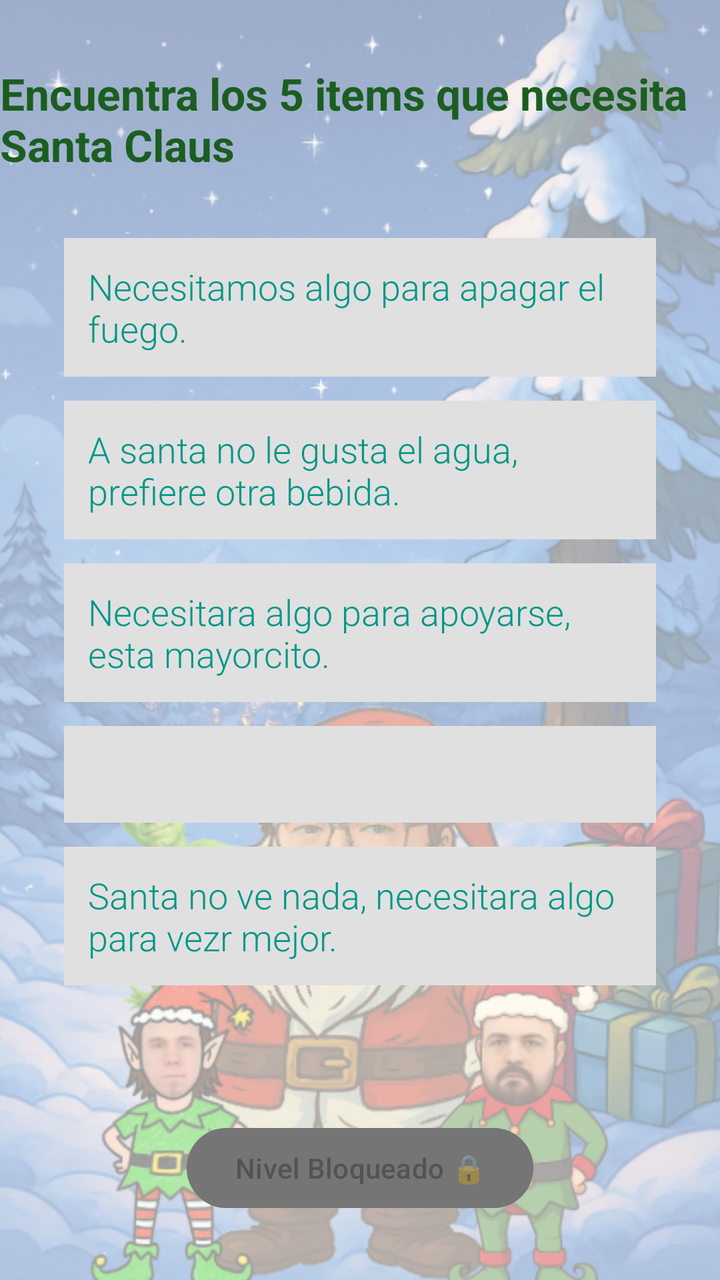
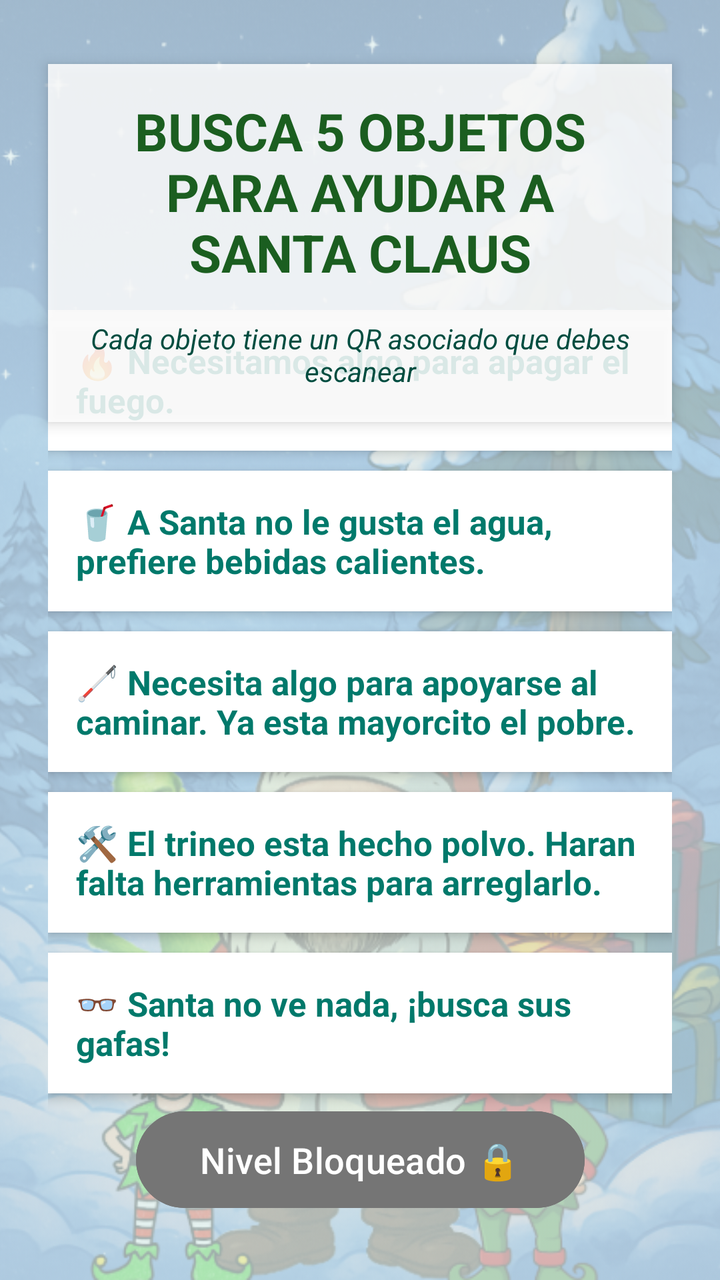

Compare the two renders of this Android layout. The source of the first and the diff that turns it into the second are given below.
<!-- AndroidManifest.xml: application theme Theme.NavidAPP_2DAM -->
<!-- res/layout/fragment_juego_qr.xml -->
<?xml version="1.0" encoding="utf-8"?>
<androidx.constraintlayout.widget.ConstraintLayout
    xmlns:android="http://schemas.android.com/apk/res/android"
    xmlns:app="http://schemas.android.com/apk/res-auto"
    android:layout_width="match_parent"
    android:layout_height="match_parent"
    android:background="#FFFFFF">

    <ImageView
        android:layout_width="match_parent"
        android:layout_height="match_parent"
        android:src="@drawable/fondo_principal"
        android:scaleType="centerCrop"
        android:alpha="0.4"/>

    <TextView
        android:id="@+id/tvTituloQR"
        android:layout_width="wrap_content"
        android:layout_height="wrap_content"
        android:text="Encuentra los 5 items que necesita Santa Claus"
        android:textSize="22sp"
        android:textStyle="bold"
        android:textColor="#1B5E20"
        android:layout_marginTop="32dp"
        app:layout_constraintTop_toTopOf="parent"
        app:layout_constraintStart_toStartOf="parent"
        app:layout_constraintEnd_toEndOf="parent"/>

    <LinearLayout
        android:layout_width="match_parent"
        android:layout_height="wrap_content"
        android:orientation="vertical"
        android:padding="32dp"
        app:layout_constraintTop_toBottomOf="@id/tvTituloQR">

        <TextView
            android:id="@+id/textViewPista1"
            android:layout_width="match_parent"
            android:layout_height="wrap_content"
            android:layout_marginBottom="12dp"
            android:background="#E0E0E0"
            android:fontFamily="sans-serif-light"
            android:padding="12dp"
            android:text="Necesitamos algo para apagar el fuego."
            android:textColor="#009688"
            android:textSize="18sp" />

        <TextView
            android:id="@+id/textViewPista2"
            android:layout_width="match_parent"
            android:layout_height="wrap_content"
            android:layout_marginBottom="12dp"
            android:background="#E0E0E0"
            android:fontFamily="sans-serif-light"
            android:padding="12dp"
            android:text="A santa no le gusta el agua, prefiere otra bebida."
            android:textColor="#009688"
            android:textSize="18sp" />

        <TextView
            android:id="@+id/textViewPista3"
            android:layout_width="match_parent"
            android:layout_height="wrap_content"
            android:layout_marginBottom="12dp"
            android:background="#E0E0E0"
            android:fontFamily="sans-serif-light"
            android:padding="12dp"
            android:text="Necesitara algo para apoyarse, esta mayorcito."
            android:textColor="#009688"
            android:textSize="18sp" />

        <TextView
            android:id="@+id/textViewPista4"
            android:layout_width="match_parent"
            android:layout_height="wrap_content"
            android:layout_marginBottom="12dp"
            android:background="#E0E0E0"
            android:fontFamily="sans-serif-light"
            android:padding="12dp"
            android:text=""
            android:textColor="#009688"
            android:textSize="18sp" />

        <TextView
            android:id="@+id/textViewPista5"
            android:layout_width="match_parent"
            android:layout_height="wrap_content"
            android:layout_marginBottom="12dp"
            android:background="#E0E0E0"
            android:fontFamily="sans-serif-light"
            android:padding="12dp"
            android:text="Santa no ve nada, necesitara algo para vezr mejor."
            android:textColor="#009688"
            android:textSize="18sp" />

    </LinearLayout>

    <Button
        android:id="@+id/buttonSiguiente"
        android:layout_width="wrap_content"
        android:layout_height="wrap_content"
        android:text="Nivel Bloqueado 🔒"
        android:backgroundTint="#757575"
        android:enabled="false"
        android:layout_marginBottom="32dp"
        app:layout_constraintBottom_toBottomOf="parent"
        app:layout_constraintStart_toStartOf="parent"
        app:layout_constraintEnd_toEndOf="parent"/>

</androidx.constraintlayout.widget.ConstraintLayout>
<!-- resources referenced by this layout -->
<resources>
  <!-- drawable fondo_principal: png bitmap (drawable, 873567 bytes) -->
  <style name="Theme.NavidAPP_2DAM" parent="Base.Theme.NavidAPP_2DAM" />
  <style name="Base.Theme.NavidAPP_2DAM" parent="Theme.Material3.DayNight.NoActionBar">
          
          
      </style>
</resources>

<!-- the commit's change to res/layout/fragment_juego_qr.xml (unified diff, before → after) -->
@@ -4,25 +4,48 @@
     xmlns:app="http://schemas.android.com/apk/res-auto"
     android:layout_width="match_parent"
     android:layout_height="match_parent"
-    android:background="#FFFFFF">
+    android:background="#E0F2F1">
 
     <ImageView
         android:layout_width="match_parent"
         android:layout_height="match_parent"
         android:src="@drawable/fondo_principal"
         android:scaleType="centerCrop"
-        android:alpha="0.4"/>
+        android:alpha="0.3"/>
 
     <TextView
         android:id="@+id/tvTituloQR"
-        android:layout_width="wrap_content"
+        android:layout_width="0dp"
         android:layout_height="wrap_content"
-        android:text="Encuentra los 5 items que necesita Santa Claus"
-        android:textSize="22sp"
+        android:text="BUSCA 5 OBJETOS PARA AYUDAR A SANTA CLAUS"
+        android:textSize="26sp"
+        android:textAlignment="center"
         android:textStyle="bold"
         android:textColor="#1B5E20"
+        android:background="#D9FFFFFF"
+        android:padding="16dp"
+        android:elevation="4dp"
         android:layout_marginTop="32dp"
+        android:layout_marginHorizontal="24dp"
         app:layout_constraintTop_toTopOf="parent"
+        app:layout_constraintStart_toStartOf="parent"
+        app:layout_constraintEnd_toEndOf="parent"/>
+
+    <TextView
+        android:id="@+id/tvSubtituloQR"
+        android:layout_width="0dp"
+        android:layout_height="wrap_content"
+        android:text="Cada objeto tiene un QR asociado que debes escanear"
+        android:textSize="14sp"
+        android:textAlignment="center"
+        android:textStyle="italic"
+        android:textColor="#004D40"
+        android:background="#D9FFFFFF"
+        android:paddingBottom="16dp"
+        android:paddingHorizontal="16dp"
+        android:elevation="4dp"
+        android:layout_marginHorizontal="24dp"
+        app:layout_constraintTop_toBottomOf="@id/tvTituloQR"
         app:layout_constraintStart_toStartOf="parent"
         app:layout_constraintEnd_toEndOf="parent"/>
 
@@ -30,68 +53,76 @@
         android:layout_width="match_parent"
         android:layout_height="wrap_content"
         android:orientation="vertical"
-        android:padding="32dp"
-        app:layout_constraintTop_toBottomOf="@id/tvTituloQR">
+        android:padding="24dp"
+        app:layout_constraintTop_toBottomOf="@id/tvTituloQR"
+        app:layout_constraintBottom_toTopOf="@id/buttonSiguiente"
+        app:layout_constraintStart_toStartOf="parent"
+        app:layout_constraintEnd_toEndOf="parent">
 
         <TextView
             android:id="@+id/textViewPista1"
             android:layout_width="match_parent"
             android:layout_height="wrap_content"
-            android:layout_marginBottom="12dp"
-            android:background="#E0E0E0"
-            android:fontFamily="sans-serif-light"
-            android:padding="12dp"
-            android:text="Necesitamos algo para apagar el fuego."
-            android:textColor="#009688"
-            android:textSize="18sp" />
+            android:layout_marginBottom="10dp"
+            android:background="#FFFFFF"
+            android:padding="14dp"
+            android:text="🔥 Necesitamos algo para apagar el fuego."
+            android:textColor="#00796B"
+            android:textSize="17sp"
+            android:textStyle="bold"
+            android:elevation="3dp" />
 
         <TextView
             android:id="@+id/textViewPista2"
             android:layout_width="match_parent"
             android:layout_height="wrap_content"
-            android:layout_marginBottom="12dp"
-            android:background="#E0E0E0"
-            android:fontFamily="sans-serif-light"
-            android:padding="12dp"
-            android:text="A santa no le gusta el agua, prefiere otra bebida."
-            android:textColor="#009688"
-            android:textSize="18sp" />
+            android:layout_marginBottom="10dp"
+            android:background="#FFFFFF"
+            android:padding="14dp"
+            android:text="🥤 A Santa no le gusta el agua, prefiere bebidas calientes."
+            android:textColor="#00796B"
+            android:textSize="17sp"
+            android:textStyle="bold"
+            android:elevation="3dp" />
 
         <TextView
             android:id="@+id/textViewPista3"
             android:layout_width="match_parent"
             android:layout_height="wrap_content"
-            android:layout_marginBottom="12dp"
-            android:background="#E0E0E0"
-            android:fontFamily="sans-serif-light"
-            android:padding="12dp"
-            android:text="Necesitara algo para apoyarse, esta mayorcito."
-            android:textColor="#009688"
-            android:textSize="18sp" />
+            android:layout_marginBottom="10dp"
+            android:background="#FFFFFF"
+            android:padding="14dp"
+            android:text="🦯 Necesita algo para apoyarse al caminar. Ya esta mayorcito el pobre."
+            android:textColor="#00796B"
+            android:textSize="17sp"
+            android:textStyle="bold"
+            android:elevation="3dp" />
 
         <TextView
             android:id="@+id/textViewPista4"
             android:layout_width="match_parent"
             android:layout_height="wrap_content"
-            android:layout_marginBottom="12dp"
-            android:background="#E0E0E0"
-            android:fontFamily="sans-serif-light"
-            android:padding="12dp"
-            android:text=""
-            android:textColor="#009688"
-            android:textSize="18sp" />
+            android:layout_marginBottom="10dp"
+            android:background="#FFFFFF"
+            android:padding="14dp"
+            android:text="🛠️ El trineo esta hecho polvo. Haran falta herramientas para arreglarlo."
+            android:textColor="#00796B"
+            android:textSize="17sp"
+            android:textStyle="bold"
+            android:elevation="3dp" />
 
         <TextView
             android:id="@+id/textViewPista5"
             android:layout_width="match_parent"
             android:layout_height="wrap_content"
-            android:layout_marginBottom="12dp"
-            android:background="#E0E0E0"
-            android:fontFamily="sans-serif-light"
-            android:padding="12dp"
-            android:text="Santa no ve nada, necesitara algo para vezr mejor."
-            android:textColor="#009688"
-            android:textSize="18sp" />
+            android:layout_marginBottom="10dp"
+            android:background="#FFFFFF"
+            android:padding="14dp"
+            android:text="👓 Santa no ve nada, ¡busca sus gafas!"
+            android:textColor="#00796B"
+            android:textSize="17sp"
+            android:textStyle="bold"
+            android:elevation="3dp" />
 
     </LinearLayout>
 
@@ -100,9 +131,14 @@
         android:layout_width="wrap_content"
         android:layout_height="wrap_content"
         android:text="Nivel Bloqueado 🔒"
+        android:textSize="18sp"
         android:backgroundTint="#757575"
+        android:textColor="#FFFFFF"
+        android:paddingHorizontal="32dp"
+        android:paddingVertical="12dp"
         android:enabled="false"
         android:layout_marginBottom="32dp"
+        android:elevation="6dp"
         app:layout_constraintBottom_toBottomOf="parent"
         app:layout_constraintStart_toStartOf="parent"
         app:layout_constraintEnd_toEndOf="parent"/>
